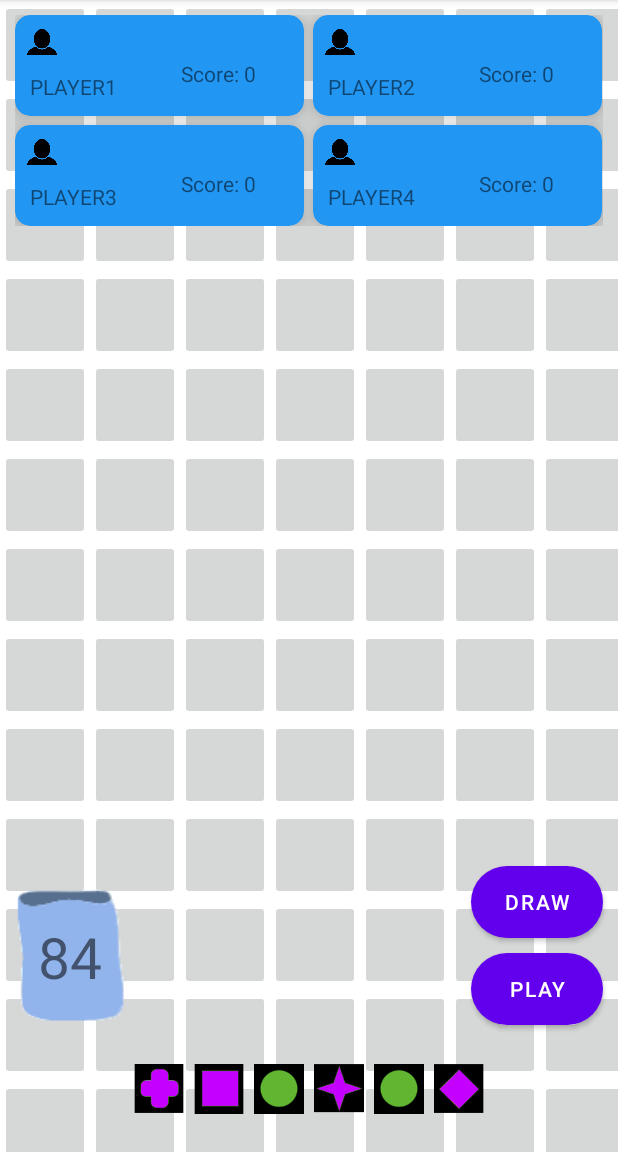
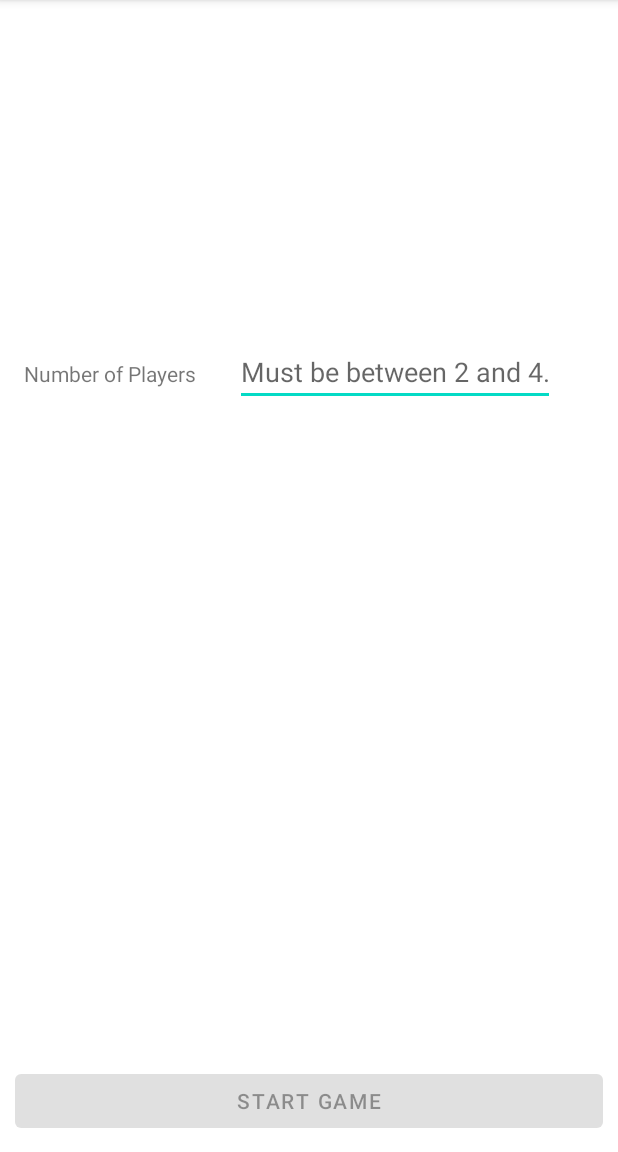
Before and after one commit to mpndl/QwirkleClient, an Android app: the screen it shows after launch (MainActivity before the commit, StartActivity after it), on a phone screen of 412 x 824 dp, the part 84-1236 px from its top. Run offline under Robolectric (Android 15) with nearby library versions, the phone set to English and light mode, and no system bars.

Commit message:
Implemented fully functional pass-and-play version

```diff
--- a/app/src/main/AndroidManifest.xml
+++ b/app/src/main/AndroidManifest.xml
@@ -13,6 +13,8 @@
         <activity
             android:name=".MainActivity"
             android:exported="true">
+        </activity>
+        <activity android:name=".StartActivity" android:exported="true">
             <intent-filter>
                 <action android:name="android.intent.action.MAIN" />
 
--- /dev/null
+++ b/app/src/main/java/za/nmu/wrpv/qwirkle/StartActivity.java
@@ -0,0 +1,80 @@
+package za.nmu.wrpv.qwirkle;
+
+import android.content.Intent;
+import android.os.Bundle;
+import android.text.Editable;
+import android.text.InputFilter;
+import android.text.Spanned;
+import android.text.TextWatcher;
+import android.util.Log;
+import android.view.View;
+import android.widget.Button;
+import android.widget.EditText;
+
+import androidx.annotation.Nullable;
+import androidx.appcompat.app.AppCompatActivity;
+
+public class StartActivity extends AppCompatActivity {
+    private final String TAG = "game";
+    @Override
+    protected void onCreate(@Nullable Bundle savedInstanceState) {
+        super.onCreate(savedInstanceState);
+        setContentView(R.layout.activity_start);
+
+        EditText etPlayerCount = findViewById(R.id.et_player_count);
+        etPlayerCount.setFilters(new InputFilter[] {new InputFilterMinMax(2, 4)});
+        etPlayerCount.setHint("Must be between 2 and 4...");
+        etPlayerCount.addTextChangedListener(new TextWatcher() {
+            @Override
+            public void beforeTextChanged(CharSequence charSequence, int i, int i1, int i2) {
+
+            }
+
+            @Override
+            public void onTextChanged(CharSequence charSequence, int i, int i1, int i2) {
+                Button btnStartGame = findViewById(R.id.btn_start_game);
+                btnStartGame.setEnabled(!charSequence.toString().isEmpty());
+            }
+
+            @Override
+            public void afterTextChanged(Editable editable) {
+
+            }
+        });
+    }
+
+    public void onStartGame(View view) {
+        EditText etPlayerCount = findViewById(R.id.et_player_count);
+        Intent intent = new Intent(getApplicationContext(), MainActivity.class);
+        intent.putExtra("playerCount", etPlayerCount.getText().toString());
+        startActivity(intent);
+    }
+
+
+    public static class InputFilterMinMax implements InputFilter {
+
+        private final int min;
+        private final int max;
+
+        public InputFilterMinMax(int min, int max) {
+            this.min = min;
+            this.max = max;
+        }
+
+        @Override
+        public CharSequence filter(CharSequence source, int start, int end, Spanned dest, int dstart, int dend) {
+            try {
+                int input = Integer.parseInt(dest.toString() + source.toString());
+                if (isInRange(min, max, input)) {
+                    return null;
+                }
+            } catch (NumberFormatException ignored) { }
+
+            return "";
+        }
+
+        private boolean isInRange(int a, int b, int c) {
+            return b > a ? c >= a && c <= b : c >= b && c <= a;
+        }
+    }
+}
--- /dev/null
+++ b/app/src/main/res/layout/activity_start.xml
@@ -0,0 +1,45 @@
+<?xml version="1.0" encoding="utf-8"?>
+<androidx.constraintlayout.widget.ConstraintLayout xmlns:android="http://schemas.android.com/apk/res/android"
+    xmlns:app="http://schemas.android.com/apk/res-auto"
+    xmlns:tools="http://schemas.android.com/tools"
+    android:layout_width="match_parent"
+    android:layout_height="match_parent"
+    tools:context=".StartActivity">
+
+    <Button
+        android:id="@+id/btn_start_game"
+        android:layout_width="0dp"
+        android:layout_height="wrap_content"
+        android:layout_marginStart="10dp"
+        android:layout_marginEnd="10dp"
+        android:layout_marginBottom="10dp"
+        android:text="Start Game"
+        android:onClick="onStartGame"
+        android:enabled="false"
+        app:layout_constraintBottom_toBottomOf="parent"
+        app:layout_constraintEnd_toEndOf="parent"
+        app:layout_constraintStart_toStartOf="parent" />
+
+    <TextView
+        android:id="@+id/textView2"
+        android:layout_width="wrap_content"
+        android:layout_height="wrap_content"
+        android:layout_marginStart="16dp"
+        android:layout_marginBottom="451dp"
+        android:text="Number of Players"
+        app:layout_constraintBottom_toTopOf="@+id/btn_start_game"
+        app:layout_constraintStart_toStartOf="parent" />
+
+    <EditText
+        android:id="@+id/et_player_count"
+        android:layout_width="wrap_content"
+        android:layout_height="wrap_content"
+        android:layout_marginEnd="16dp"
+        android:ems="10"
+        android:inputType="number"
+        app:layout_constraintBaseline_toBaselineOf="@+id/textView2"
+        app:layout_constraintEnd_toEndOf="parent"
+        app:layout_constraintHorizontal_bias="0.5"
+        app:layout_constraintStart_toEndOf="@+id/textView2" />
+
+</androidx.constraintlayout.widget.ConstraintLayout>
```
Also changed, not shown: app/src/main/java/za/nmu/wrpv/qwirkle/MainActivity.java (+27 -6 lines).
